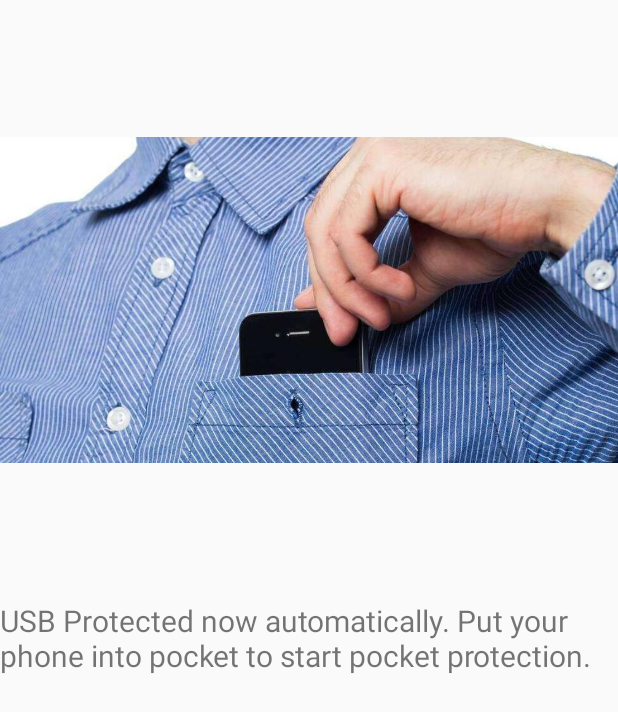
After one commit to ABCpril/NeverLost, an Android app: the PocketActivity screen opened directly, with no data from a screen before it, on a phone screen of 412 x 824 dp. The commit adds this screen. Shown: the top 712 px of the screen. Run offline under Robolectric (Android 15) with nearby library versions, the phone set to English and light mode, and no system bars.

Commit message:
pocket bug fixed

```diff
--- a/app/src/main/AndroidManifest.xml
+++ b/app/src/main/AndroidManifest.xml
@@ -15,7 +15,6 @@
         android:roundIcon="@mipmap/ic_launcher_round"
         android:supportsRtl="true"
         android:theme="@style/AppTheme">
-
         <service
             android:name=".service.AutoProtectService"
             android:enabled="true"
@@ -37,7 +36,8 @@
             </intent-filter>
         </activity>
         <activity android:name=".ui.SettingActivity" />
-        <activity android:name=".ui.SoundFileActivity"></activity>
+        <activity android:name=".ui.SoundFileActivity" />
+        <activity android:name=".ui.PocketActivity"></activity>
     </application>
 
 </manifest>
--- a/app/src/main/java/com/abc666/neverlost/ui/MainActivity.java
+++ b/app/src/main/java/com/abc666/neverlost/ui/MainActivity.java
@@ -56,8 +56,6 @@ public class MainActivity extends BaseAppCompatActivity implements CompoundButto
         // 实例化对象
         soundPlayer = new SoundPlayer(this);
 
-        // 设置自动防盗功能按键
-        //tbLock.setChecked(SPUtils.getInstance().getBoolean(SPConfig.AUTO_PROTECT));
         if(!tbLock.isChecked()){
             rippleBack.startRippleAnimation();
         }
@@ -89,6 +87,8 @@ public class MainActivity extends BaseAppCompatActivity implements CompoundButto
             // 开启自动防盗服务
             Intent startIntent = new Intent(this, AutoProtectService.class);
             startService(startIntent);//启动服务
+            Intent poIntent=new Intent(MainActivity.this,PocketActivity.class);
+            startActivity(poIntent);
 
         } else {
             // 显示波纹效果
--- /dev/null
+++ b/app/src/main/java/com/abc666/neverlost/ui/PocketActivity.java
@@ -0,0 +1,90 @@
+package com.abc666.neverlost.ui;
+
+import android.app.Activity;
+import android.app.KeyguardManager;
+import android.content.Context;
+import android.hardware.Sensor;
+import android.hardware.SensorEvent;
+import android.hardware.SensorEventListener;
+import android.hardware.SensorManager;
+import android.os.Vibrator;
+import android.support.v7.app.AppCompatActivity;
+import android.os.Bundle;
+import android.widget.ImageView;
+import android.widget.TextView;
+
+import com.abc666.neverlost.R;
+
+public class PocketActivity extends Activity implements SensorEventListener {
+
+    SensorManager sm;
+    Sensor s;
+
+    private enum PocketProtectState {
+        UNLOCK,
+        IN_POCKET,
+        START_GUARD,
+        WARNING_READY
+    }
+    private PocketProtectState pocketProtectState = PocketProtectState.UNLOCK;
+
+
+    @Override
+    protected void onCreate(Bundle savedInstanceState) {
+        super.onCreate(savedInstanceState);
+        setContentView(R.layout.activity_pocket);
+
+        sm=(SensorManager)getSystemService(SENSOR_SERVICE);
+        s=sm.getDefaultSensor(s.TYPE_PROXIMITY);
+    }
+
+
+
+    @Override
+    protected void onPause() {
+        // TODO Auto-generated method stub
+        super.onPause();
+        sm.unregisterListener(this,s);
+    }
+
+
+
+    @Override
+    protected void onResume() {
+        // TODO Auto-generated method stub
+        super.onResume();
+        sm.registerListener(this, s, sm.SENSOR_DELAY_NORMAL);
+    }
+
+
+
+    @Override
+    public void onAccuracyChanged(Sensor sensor, int accuracy) {
+        // TODO Auto-generated method stub
+
+    }
+
+    @Override
+    public void onSensorChanged(SensorEvent event) {
+
+        float f=event.values[0];
+        if(f==0){
+            pocketProtectState = PocketProtectState.IN_POCKET;
+            Vibrator mvibrator = (Vibrator) getSystemService(VIBRATOR_SERVICE);
+            mvibrator.vibrate(2000);
+            pocketProtectState = PocketProtectState.START_GUARD;
+
+        }
+        else{
+            if (pocketProtectState == PocketProtectState.START_GUARD) {
+
+                Vibrator myvibrator = (Vibrator) getSystemService(VIBRATOR_SERVICE);
+                myvibrator.vibrate(new long[]{100,10,100,1000}, 0);
+
+            }
+
+
+        }
+    }
+
+}
--- /dev/null
+++ b/app/src/main/res/layout/activity_pocket.xml
@@ -0,0 +1,29 @@
+<?xml version="1.0" encoding="utf-8"?>
+<LinearLayout xmlns:android="http://schemas.android.com/apk/res/android"
+    xmlns:app="http://schemas.android.com/apk/res-auto"
+    xmlns:tools="http://schemas.android.com/tools"
+    android:layout_width="match_parent"
+    android:layout_height="match_parent"
+    tools:context=".ui.PocketActivity"
+    android:orientation="vertical">
+
+
+    <ImageView
+        android:layout_width="match_parent"
+        android:layout_height="400dp"
+
+        android:src="@drawable/pic_po" />
+    <LinearLayout
+        android:layout_width="match_parent"
+        android:layout_height="match_parent">
+        <TextView
+            android:id="@+id/tv_tips"
+            android:layout_width="match_parent"
+            android:layout_height="wrap_content"
+            android:layout_weight="1"
+            android:textSize="20dp"
+            android:text="USB Protected now automatically. Put your phone into pocket to start pocket protection." />
+
+    </LinearLayout>
+
+   </LinearLayout>
```
Also changed, not shown: app/src/main/java/com/abc666/neverlost/service/AutoProtectService.java (+1 -99 lines), app/src/main/res/drawable/pic_po.jpg (added).
